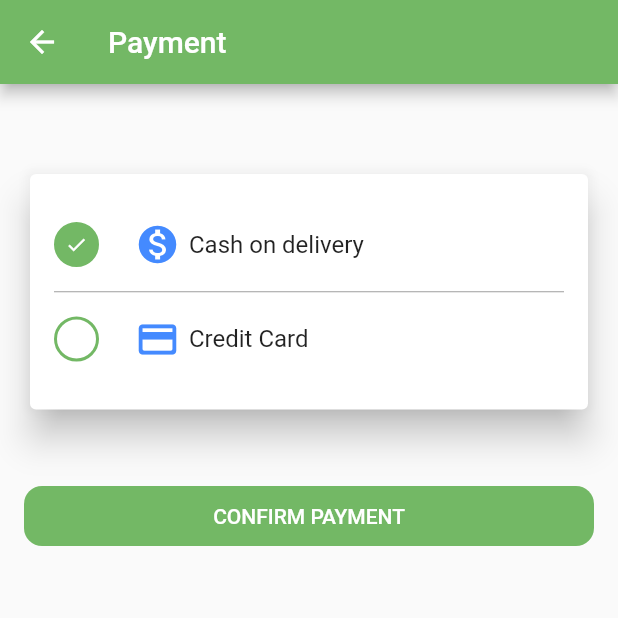
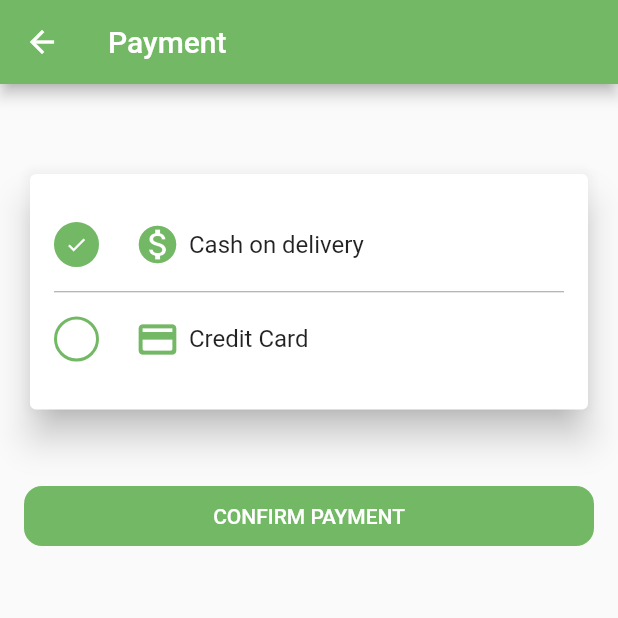
Before and after one commit to emadsaeed3/pharmacia, a Flutter app: the PaymentScreen screen opened directly with empty values, on a phone screen of 412 x 824 dp, the top half of it. Run offline on Flutter 3.47's test engine with Material 2 defaults, Android fonts, the light colour scheme and no system bars; our stand-ins replace cloud_firestore, conditional_builder, curved_navigation_bar, firebase_auth, firebase_core, flutter_bloc and 7 more; missing offline and left inert: flutter_login_facebook; accounts and stored records are empty.

Commit message:
Add files via upload

```diff
--- a/lib/Screens/payment/payment_screen.dart
+++ b/lib/Screens/payment/payment_screen.dart
@@ -5,16 +5,14 @@ import 'package:pharma/Screens/confirmation/confirmation_screen.dart';
 import 'package:pharma/Screens/payment/cubit/cubit.dart';
 import 'package:pharma/Screens/payment/cubit/state.dart';
 import 'package:pharma/components/build_progress.dart';
-import 'package:pharma/components/defaultTextFormField.dart';
 import 'package:pharma/components/defultButton.dart';
 import 'package:pharma/components/navigations.dart';
 import 'package:pharma/constants.dart';
 
 class PaymentScreen extends StatelessWidget {
   var pharmacies;
-  String orderType ;
+  String orderType;
   var address;
-
 
   PaymentScreen(this.pharmacies, this.orderType, this.address);
 
@@ -27,31 +25,27 @@ class PaymentScreen extends StatelessWidget {
   Widget build(BuildContext context) {
     return Scaffold(
       appBar: AppBar(
-        title: Text('Payment',style: TextStyle(color: Colors.white),),
+        title: Text(
+          'Payment',
+          style: TextStyle(color: Colors.white),
+        ),
         backgroundColor: kPrimaryColor,
       ),
       body: BlocProvider(
-        create: (context)=> PaymentCubit(),
-        child: BlocConsumer<PaymentCubit,PaymentStates>(
-          listener: (context,state){
-            if(state is OrderStateLoading){
-              return
-                buildProgress(
-                  context: context,
-                  text: 'Loading....',
-                );
-            }
-            if(state is OrderStateSuccess){
-              navigateAndFinish(context, ConfirmationScreen());
-
-            }
-          },
-          builder: (context,state){
+        create: (context) => PaymentCubit(),
+        child: BlocConsumer<PaymentCubit, PaymentStates>(
+          listener: (context, state) {
+            if (state is OrderStateLoading) {
+              return buildProgress(
+                context: context,
+                text: 'Loading....',);}
+            if (state is OrderStateSuccess) {
+              navigateAndFinish(context, ConfirmationScreen());}},
+          builder: (context, state) {
             int checkIndex = PaymentCubit.get(context).checkIndex;
-            return  ListView(
+            return ListView(
               children: [
-                Column(
-                  mainAxisAlignment: MainAxisAlignment.center,
+                Column(mainAxisAlignment: MainAxisAlignment.center,
                   children: [
                     SizedBox(height: 40,),
                     Padding(
@@ -61,185 +55,109 @@ class PaymentScreen extends StatelessWidget {
                         child: Padding(
                           padding: const EdgeInsets.all(16.0),
                           child: Column(
-                            children: [
+                            children: [SizedBox(height: 16,),
+                              Row(children: [
+                                  GestureDetector(
+                                    onTap: () {PaymentCubit.get(context).changeIndex(1);},
+                                    child: Container(width: 30, height: 30,
+                                      decoration: BoxDecoration(
+                                        borderRadius: BorderRadius.all(
+                                            Radius.circular(60.0)),
+                                        color: checkIndex == 1 ? kPrimaryColor
+                                            : Colors.white, border: Border.all(color: kPrimaryColor, width: 2.0,),),
+                                      child: ClipOval(child: Center(child: Icon(Icons.check, color: Colors.white, size: 15,)),),),),
+                                  SizedBox(width: 24,),
+                                  Icon(Icons.monetization_on_sharp, color: kPrimaryColor, size: 30,),
+                                  SizedBox(width: 6,),
+                                  Text('Cash on delivery', style: TextStyle(fontSize: 16),),],),
                               SizedBox(height: 16,),
-                              Row(
-                                children: [
-                                  GestureDetector(
-                                    onTap: () {
-                                      PaymentCubit.get(context)
-                                          .changeIndex(1);
-                                    },
-                                    child: Container(
-                                      width: 30,
-                                      height: 30,
-                                      decoration: BoxDecoration(
-                                        borderRadius:
-                                        BorderRadius.all(
-                                            Radius.circular(
-                                                60.0)),
-                                        color: checkIndex == 1
-                                            ? kPrimaryColor
-                                            : Colors.white,
-                                        border: Border.all(
-                                          color: kPrimaryColor,
-                                          width: 2.0,
-                                        ),
-                                      ),
-                                      child: ClipOval(
-                                        child: Center(
-                                            child: Icon(
-                                              Icons.check,
-                                              color: Colors.white,
-                                              size: 15,
-                                            )),
-                                      ),
-                                    ),
-                                  ),
+                              Divider(height: 1, color: Colors.grey,),
+                              SizedBox(height: 16,),
+                              Row(children: [GestureDetector(onTap: () {PaymentCubit.get(context).changeIndex(2);},
+                                    child: Container(width: 30, height: 30,
+                                      decoration: BoxDecoration(borderRadius: BorderRadius.all(Radius.circular(60.0)), color: checkIndex == 2 ? kPrimaryColor : Colors.white,
+                                        border: Border.all(color: kPrimaryColor, width: 2.0,),),
+                                      child: ClipOval(child: Center(child: Icon(Icons.check, color: Colors.white, size: 15,)),),),),
                                   SizedBox(width: 24,),
-                                  Icon(Icons.monetization_on_sharp,color: Colors.blueAccent,size: 30,),
+                                  Icon(Icons.credit_card_rounded, color: kPrimaryColor, size: 30,),
                                   SizedBox(width: 6,),
-                                  Text('Cash on delivery',style: TextStyle(fontSize: 16),),
-                                ],
-                              ),
-                              SizedBox(height: 16,),
-                              Divider(height: 1,color: Colors.grey,),
-                              SizedBox(height: 16,),
-                              Row(
-                                children: [
-                                  GestureDetector(
-                                    onTap: () {
-                                      PaymentCubit.get(context)
-                                          .changeIndex(2);
-                                    },
-                                    child: Container(
-                                      width: 30,
-                                      height: 30,
-                                      decoration: BoxDecoration(
-                                        borderRadius:
-                                        BorderRadius.all(
-                                            Radius.circular(
-                                                60.0)),
-                                        color: checkIndex == 2
-                                            ? kPrimaryColor
-                                            : Colors.white,
-                                        border: Border.all(
-                                          color: kPrimaryColor,
-                                          width: 2.0,
-                                        ),
-                                      ),
-                                      child: ClipOval(
-                                        child: Center(
-                                            child: Icon(
-                                              Icons.check,
-                                              color: Colors.white,
-                                              size: 15,
-                                            )),
-                                      ),
-                                    ),
-                                  ),
-                                  SizedBox(width: 24,),
-                                  Icon(Icons.credit_card_rounded,color: Colors.blueAccent,size: 30,),
-                                  SizedBox(width: 6,),
-                                  Text('Credit Card',style: TextStyle(fontSize: 16),),
-                                ],
-                              ),
-                              SizedBox(height: 16,),
-                            ],
-                          ),
-                        ),
-                      ),
-                    ),
+                                  Text('Credit Card', style: TextStyle(fontSize: 16),),],),
+                              SizedBox(
+                                height: 16,),],),),),),
                     ConditionalBuilder(
                       condition: checkIndex == 2,
-                      builder: (context)=> Padding(
+                      builder: (context) => Padding(
                         padding: const EdgeInsets.all(16.0),
                         child: Container(
-                          height: MediaQuery.of(context).size.height/1.6,
+                          height: MediaQuery.of(context).size.height / 1.9,
                           width: MediaQuery.of(context).size.width,
                           child: Padding(
                             padding: const EdgeInsets.all(16.0),
                             child: Card(
                               shape: RoundedRectangleBorder(
-                                borderRadius: BorderRadius.circular(35),
-                              ),
-
-                              elevation: 16.0,
+                                borderRadius: BorderRadius.circular(20),),
+                              elevation: 5.0,
                               child: Column(
                                 children: [
-                                  SizedBox(height: 6,),
+                                  SizedBox(height: 30),
                                   Padding(
                                     padding: const EdgeInsets.all(16.0),
-                                    child: defaultTextBox(
-                                      title: 'Card Number',
-                                      hint: '1234 7843 1237 1279',
-                                      type: TextInputType.number,
-                                      controller: cardNumberController,
-                                    ),
-                                  ),
+                                    child: TextFormField(decoration: InputDecoration(
+                                            contentPadding: EdgeInsets.fromLTRB(
+                                                30.0, 10.0, 20.0, 10.0),
+                                            border: OutlineInputBorder(borderRadius: BorderRadius.circular(32.0)),
+                                            floatingLabelBehavior:
+                                                FloatingLabelBehavior.always,
+                                            labelText: 'Card Number',
+                                            labelStyle: TextStyle(
+                                                fontSize: 18.0,
+                                                color: Colors.black
+                                                    .withOpacity(0.5)))),),
                                   Padding(
                                     padding: const EdgeInsets.all(16.0),
-                                    child: defaultTextBox(
-                                      title: 'Expiry Date',
-                                      hint: '19/08/2020',
-                                      type: TextInputType.number,
-                                      controller: expiryDateController,
-                                    ),
-                                  ),
+                                    child: TextFormField(
+                                        decoration: InputDecoration(
+                                            contentPadding: EdgeInsets.fromLTRB(
+                                                30.0, 10.0, 20.0, 10.0),
+                                            border: OutlineInputBorder(borderRadius: BorderRadius.circular(32.0)),
+                                            floatingLabelBehavior:
+                                                FloatingLabelBehavior.always,
+                                            labelText: 'Expiry Date',
+                                            labelStyle: TextStyle(fontSize: 18.0, color: Colors.black.withOpacity(0.5)))),),
                                   Padding(
                                     padding: const EdgeInsets.all(16.0),
-                                    child: defaultTextBox(
-                                      title: 'CVV',
-                                      hint: '6584',
-                                      type: TextInputType.number,
-                                      controller: expiryDateController,
-                                    ),
-                                  ),
+                                    child: TextFormField(
+                                        decoration: InputDecoration(
+                                            contentPadding: EdgeInsets.fromLTRB(
+                                                30.0, 10.0, 20.0, 10.0),
+                                            border: OutlineInputBorder(
+                                                borderRadius: BorderRadius.circular(32.0)),
+                                            floatingLabelBehavior:
+                                            FloatingLabelBehavior.always,
+                                            labelText: 'CVV',
+                                            labelStyle: TextStyle(fontSize: 18.0, color: Colors.black
+                                                .withOpacity(0.5)))),),
                                   Padding(
                                     padding: const EdgeInsets.all(16.0),
-                                    child: defaultTextBox(
-                                      title: 'Card Owner Name',
-                                      hint: 'Emad Saaed',
-                                      type: TextInputType.text,
-                                      controller: expiryDateController,
-                                    ),
-                                  ),
-
-                                ],
-                              ),
-                            ),
-                          ),
-                        ),
-                      ),
-                      fallback: (context)=> SizedBox(height: 1,),
-                    ),
+                                    child: TextFormField(
+                                        decoration: InputDecoration(
+                                            contentPadding: EdgeInsets.fromLTRB(30.0, 10.0, 20.0, 10.0),
+                                            border: OutlineInputBorder(borderRadius: BorderRadius.circular(32.0)),
+                                            floatingLabelBehavior: FloatingLabelBehavior.always,
+                                            labelText: 'Card Owner Name',
+                                            labelStyle: TextStyle(fontSize: 18.0, color: Colors.black.withOpacity(0.5)))),),],),),),),),
+                      fallback: (context) => SizedBox(height: 1,),),
                     SizedBox(height: 30,),
                     Align(
                       alignment: AlignmentDirectional.bottomCenter,
                       child: Padding(
-                        padding: const EdgeInsets.only(left: 16,right: 16),
+                        padding: const EdgeInsets.only(left: 16, right: 16),
                         child: defaultButtonWithOutIcon(
                           width: MediaQuery.of(context).size.width,
-                          function: (){
+                          function: () {
                             PaymentCubit.get(context).makeOrder(
                               address: '${address.toString()}',
                               orderType: '${orderType.toString()}',
-                              pharmaciesName: '${pharmacies.toString()}',
-                            );
-                          },
-                          text: 'Confirm Payment',
-                        ),
-                      ),
-                    ),
-                    SizedBox(height: 30,),
-                  ],
-                ),
-              ],
-            );
-          },
-
-        ),
-      ),
-    );
-  }
-}
+                              pharmaciesName: '${pharmacies.toString()}',);},
+                          text: 'Confirm Payment',),),),
+                    SizedBox(height: 30,),],),],);},),),);}}
```
